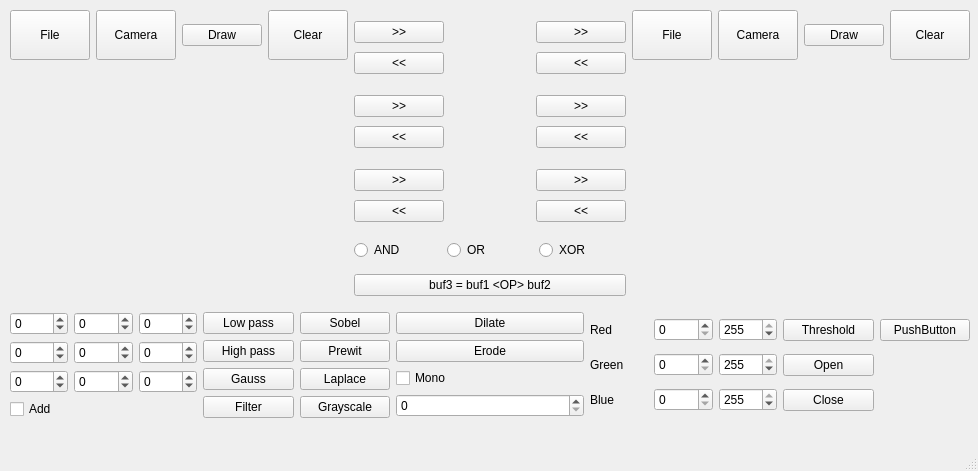
z3rostack/systemy_wizyjne, file sw_4/mainwindow.ui: the form before one commit.
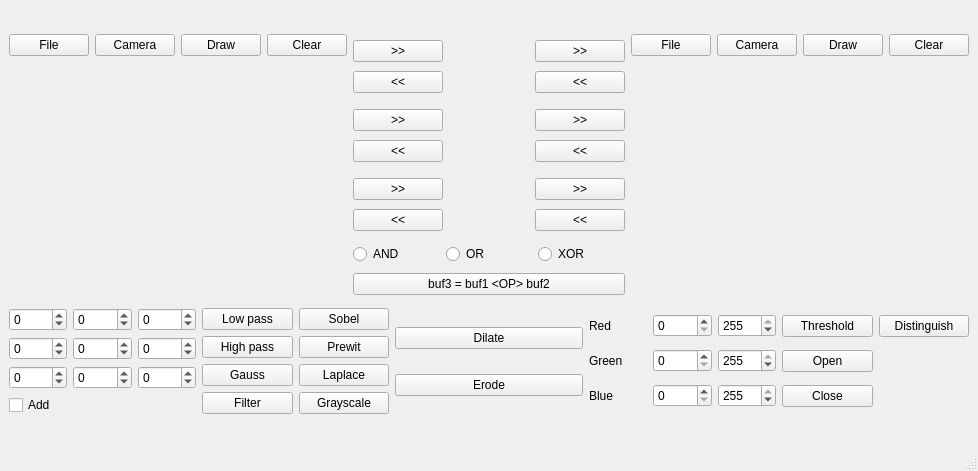
The form after the commit.

```diff
--- a/sw_4/mainwindow.ui
+++ b/sw_4/mainwindow.ui
@@ -20,15 +20,8 @@
    <string>MainWindow</string>
   </property>
   <widget class="QWidget" name="centralwidget">
-   <widget class="QWidget" name="">
-    <property name="geometry">
-     <rect>
-      <x>10</x>
-      <y>10</y>
-      <width>960</width>
-      <height>409</height>
-     </rect>
-    </property>
+   <layout class="QVBoxLayout" name="verticalLayout_13">
+    <item>
     <layout class="QVBoxLayout" name="verticalLayout_10">
      <item>
       <layout class="QHBoxLayout" name="horizontalLayout_9">
@@ -40,8 +33,8 @@
             <widget class="QPushButton" name="left_file_image">
              <property name="maximumSize">
               <size>
-               <width>320</width>
-               <height>240</height>
+                <width>16777215</width>
+                <height>16777215</height>
               </size>
              </property>
              <property name="text">
@@ -53,8 +46,8 @@
             <widget class="QPushButton" name="left_camera_image">
              <property name="maximumSize">
               <size>
-               <width>320</width>
-               <height>240</height>
+                <width>16777215</width>
+                <height>16777215</height>
               </size>
              </property>
              <property name="text">
@@ -73,8 +66,8 @@
             <widget class="QPushButton" name="left_clear_image">
              <property name="maximumSize">
               <size>
-               <width>320</width>
-               <height>240</height>
+                <width>16777215</width>
+                <height>16777215</height>
               </size>
              </property>
              <property name="text">
@@ -335,8 +328,8 @@
             <widget class="QPushButton" name="right_file_image">
              <property name="maximumSize">
               <size>
-               <width>320</width>
-               <height>240</height>
+                <width>16777215</width>
+                <height>16777215</height>
               </size>
              </property>
              <property name="text">
@@ -348,8 +341,8 @@
             <widget class="QPushButton" name="right_camera_image">
              <property name="maximumSize">
               <size>
-               <width>320</width>
-               <height>240</height>
+                <width>16777215</width>
+                <height>16777215</height>
               </size>
              </property>
              <property name="text">
@@ -368,8 +361,8 @@
             <widget class="QPushButton" name="right_clear_image">
              <property name="maximumSize">
               <size>
-               <width>320</width>
-               <height>240</height>
+                <width>16777215</width>
+                <height>16777215</height>
               </size>
              </property>
              <property name="text">
@@ -561,20 +554,6 @@
            </property>
           </widget>
          </item>
-         <item>
-          <widget class="QCheckBox" name="mono_checkbox">
-           <property name="text">
-            <string>Mono</string>
-           </property>
-          </widget>
-         </item>
-         <item>
-          <widget class="QSpinBox" name="threshold_spinbox">
-           <property name="maximum">
-            <number>255</number>
-           </property>
-          </widget>
-         </item>
         </layout>
        </item>
        <item>
@@ -665,7 +644,7 @@
          <item row="0" column="1">
           <widget class="QPushButton" name="pushButton">
            <property name="text">
-            <string>PushButton</string>
+             <string>Distinguish</string>
            </property>
           </widget>
          </item>
@@ -688,7 +667,8 @@
       </layout>
      </item>
     </layout>
-   </widget>
+    </item>
+   </layout>
   </widget>
   <widget class="QMenuBar" name="menubar">
    <property name="geometry">
```
Left out of the diff: 2 changed lines with no effect on the pictures. Lines whose indentation alone changed are shown as unchanged.
